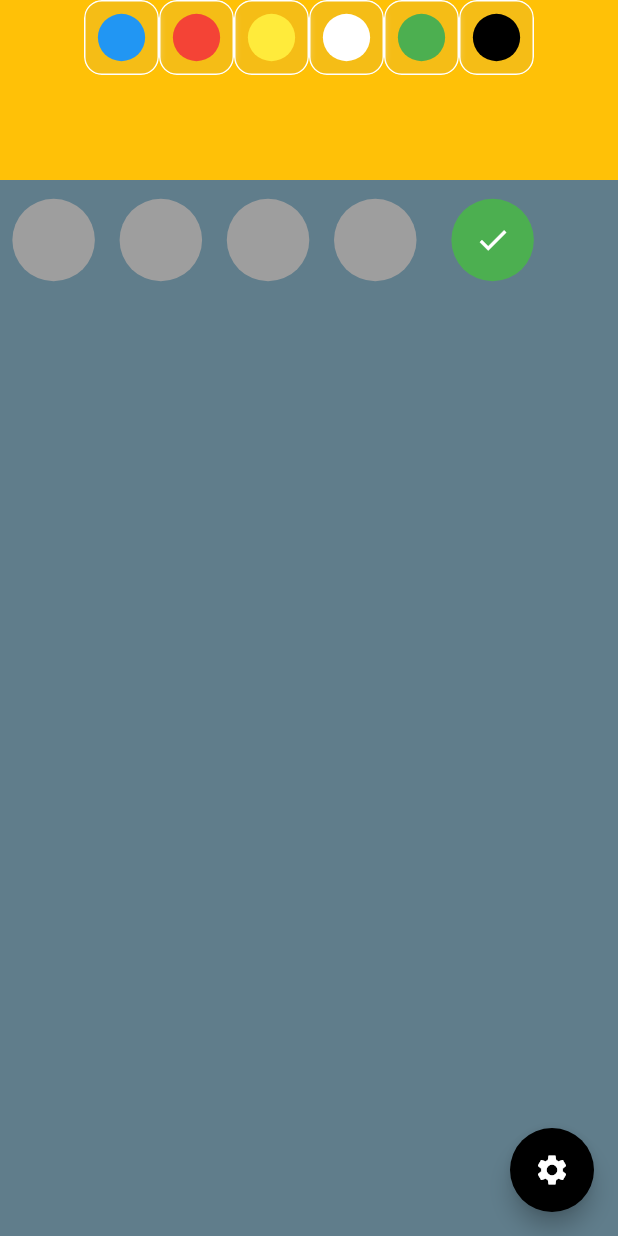
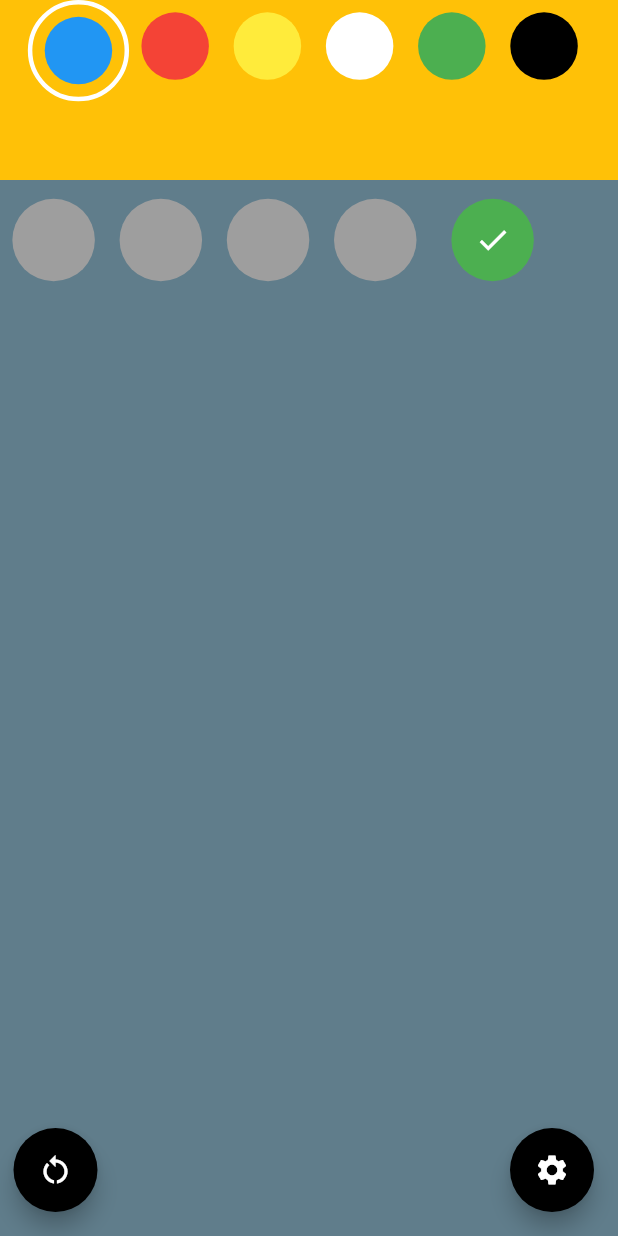
Before and after one commit to azvaska/TIPSIT, a Flutter app: the screen it shows after launch, on a phone screen of 412 x 824 dp. Run offline on Flutter 3.47's test engine with Material 2 defaults, Android fonts, the phone set to English and light mode, and no system bars; our stand-ins replace settings_ui.

Commit message:
settings and combination check done

```diff
--- a/mastermind/mastermind/lib/Controller.dart
+++ b/mastermind/mastermind/lib/Controller.dart
@@ -6,11 +6,10 @@ import 'dart:math';
 class Controller {
   static const int nCombination = 4;
   bool debug = false;
-  bool duplicates;
-  Controller(this.duplicates) {
-    genCombination();
-  }
+  bool duplicates = false;
   List<Color> currenCombination = [];
+
+  Controller(this.duplicates);
   static const List<Color> colors = [
     Colors.blue,
     Colors.red,
@@ -21,25 +20,16 @@ class Controller {
   ];
 
   genCombination() {
-    List<Color> comb = [];
-    List<int> numbers = [];
-
-    var rng = Random();
-    for (var i = 0; i < 4; i++) {
-      int rngs = rng.nextInt(6);
-      if (!duplicates) {
-        numbers.add(rngs);
-        if (numbers.where((e) => e == rngs).length > 1) {
-          i--;
-          numbers.removeLast();
-          continue;
-        }
-      }
-      comb.add(colors[rngs]);
+    if (!duplicates) {
+      List<Color> comb = List.from(colors);
+      comb.shuffle();
+      comb = comb.sublist(0, 4);
+      currenCombination = comb;
+      return;
     }
-    comb.shuffle();
-    //comb = [Colors.black, Colors.black, Colors.black, Colors.yellow];
-    currenCombination = comb;
+    Random rng = Random();
+    currenCombination = List.generate(4, (index) => colors[rng.nextInt(6)]);
+    //currenCombination = [Colors.black, Colors.green, Colors.black, Colors.blue];
   }
 
   checkColors(List<Color> guess) {
@@ -47,29 +37,37 @@ class Controller {
     List<Color> hintsC = [];
     //doppi bianchi
     List<Color> localCombination = List.from(currenCombination);
+    List<Color> localGuess = List.from(guess);
+
     int nRight = 0;
+    // Correct color and position
     for (var i = 0; i < currenCombination.length; i++) {
-      // Correct color and position
       if (guess[i] == currenCombination[i]) {
         nRight++;
-        if (hints[guess[i]] == Colors.green) {
+        if (hints[guess[i]] == null) {
+          hints[guess[i]] = Colors.green;
+        } else {
           hintsC.add(Colors.green);
+        }
+        localCombination.remove(guess[i]);
+        localGuess.remove(guess[i]);
+      }
+    }
+    if (nRight == nCombination) {
+      throw WinException('WIN');
+    }
+    for (var i = 0; i < localGuess.length; i++) {
+      // Correct color wrong position
+      if (localCombination.contains(localGuess[i])) {
+        if (hints[localGuess[i]] == null) {
+          hints[localGuess[i]] = Colors.white;
         } else {
-          hints[guess[i]] = Colors.green;
-        }
-      } // Correct color wrong position
-      else if (localCombination.contains(guess[i])) {
-        if (hints[guess[i]] == Colors.green) {
           hintsC.add(Colors.white);
-        } else {
-          hints[guess[i]] = Colors.white;
         }
       }
       localCombination.remove(guess[i]);
     }
-    if (nRight == nCombination) {
-      throw WinException('WIN');
-    }
+
     List<Color> cols = [];
     hints.values.toList().forEach((item) => cols.add(item));
     cols.addAll(hintsC);
--- a/mastermind/mastermind/lib/Widget/Board.dart
+++ b/mastermind/mastermind/lib/Widget/Board.dart
@@ -15,7 +15,7 @@ class Board extends StatefulWidget {
 }
 
 class _BoardState extends State<Board> {
-  late var controller;
+  late Controller controller;
   int nRows = 1;
   bool done = false;
   bool win = false;
@@ -23,7 +23,7 @@ class _BoardState extends State<Board> {
   bool duplicates = true;
   late List<List<Color>> combinations;
   List<Widget> BoardRowsWidgets = [];
-  Color selectedColor = Colors.black;
+  Color selectedColor = Colors.blue;
   void color_picked(Color C) {
     setState(() {
       selectedColor = C;
@@ -40,6 +40,8 @@ class _BoardState extends State<Board> {
   }
 
   void restart() {
+    controller.genCombination();
+
     setState(() {
       done = false;
       win = false;
@@ -61,7 +63,6 @@ class _BoardState extends State<Board> {
         setState(() {
           done = true;
         });
-        controller.genCombination();
         return [];
       }
       setState(() {
@@ -72,7 +73,6 @@ class _BoardState extends State<Board> {
       return colors;
     } on WinException {
       //WIN
-      controller.genCombination();
       setState(() {
         win = true;
         done = true;
@@ -84,6 +84,7 @@ class _BoardState extends State<Board> {
   @override
   void initState() {
     super.initState();
+
     controller = Controller(duplicates);
     SystemChrome.setPreferredOrientations([
       DeviceOrientation.portraitUp,
@@ -92,7 +93,6 @@ class _BoardState extends State<Board> {
     SystemChrome.setSystemUIOverlayStyle(const SystemUiOverlayStyle(
       statusBarColor: Colors.transparent,
     ));
-
     restart();
   }
 
@@ -100,7 +100,9 @@ class _BoardState extends State<Board> {
   Widget build(BuildContext context) {
     if (done) {
       Future.delayed(
-          Duration.zero, () => WinLost(restart, win).showAlertDialog(context));
+          Duration.zero,
+          () => WinLost(restart, win, controller.currenCombination)
+              .showAlertDialog(context));
     }
     double height = MediaQuery.of(context).viewPadding.top;
     double width = MediaQuery.of(context).size.width;
@@ -128,7 +130,25 @@ class _BoardState extends State<Board> {
                             .toList()))),
           ],
         ),
-      floatingActionButton: FloatingActionButton(
+        floatingActionButton: Stack(
+          children: <Widget>[
+            Padding(
+                padding: const EdgeInsets.only(left: 25),
+                child: Align(
+                  alignment: Alignment.bottomLeft,
+                  child: FloatingActionButton(
+                    onPressed: () {
+                      setState(() {
+                        restart();
+                      });
+                    },
+                    backgroundColor: Colors.black,
+                    child: const Icon(Icons.restart_alt),
+                  ),
+                )),
+            Align(
+              alignment: Alignment.bottomRight,
+              child: FloatingActionButton(
                 onPressed: () {
                   Navigator.of(context)
                       .push(MaterialPageRoute<SettingsData>(
@@ -137,17 +157,24 @@ class _BoardState extends State<Board> {
                       .then((value) => {
                             if (value != null)
                               {
+                                if (duplicates != value.allowDuplicates ||
+                                    nMaxRows != value.nRows)
+                                  {
                                     setState(() {
                                       duplicates = value.allowDuplicates;
+                                      controller = Controller(duplicates);
                                       nMaxRows = value.nRows;
                                       restart();
                                     })
+                                  }
                               }
                           });
                 },
                 backgroundColor: Colors.black,
                 child: const Icon(Icons.settings),
               ),
-    );
+            ),
+          ],
+        ));
   }
 }
--- a/mastermind/mastermind/lib/Widget/Circle.dart
+++ b/mastermind/mastermind/lib/Widget/Circle.dart
@@ -12,11 +12,20 @@ class Circle extends StatelessWidget {
   Widget build(BuildContext context) {
     double width = MediaQuery.of(context).size.width;
     return Padding(
-        padding: EdgeInsets.all(width * 0.02),
-        child: CustomPaint(
-          size: Size(this.x, this.y),
-          painter: CirclePainter(color),
-        ));
+      padding: EdgeInsets.all(width * 0.02),
+      child: Container(
+        width: x,
+        height: y,
+        decoration: ShapeDecoration(
+          shape: const CircleBorder(),
+          color: color,
+        ),
+      ),
+    );
+    // child: CustomPaint(
+    //   size: Size(this.x, this.y),
+    //   painter: CirclePainter(color),
+    // ));
   }
 }
 
--- a/mastermind/mastermind/lib/Widget/Colorpicker.dart
+++ b/mastermind/mastermind/lib/Widget/Colorpicker.dart
@@ -23,28 +23,25 @@ class _ColorPickerState extends State<ColorPicker> {
         alignment: WrapAlignment.center,
         runSpacing: 0.0,
         children: List.generate(
-            Controller.colors.length,
-            (i) => InkWell(
-                  onTap: () => {widget.color_picker(Controller.colors[i])},
-                  child: ClipRRect(
-                    borderRadius: BorderRadius.circular(12),
-                    child: BackdropFilter(
-                      filter: ImageFilter.blur(sigmaX: 2.0, sigmaY: 2.0),
-                      child: Container(
-                        width: 50.0,
-                        height: 50.0,
-                        child: Circle(45, 45, Controller.colors[i]),
-                        decoration: BoxDecoration(
-                          color: Colors.grey.withOpacity(0.1),
-                          borderRadius: BorderRadius.all(Radius.circular(12.0)),
-                          border: Border.all(
-                            color: Colors.white,
-                            width: 1.0,
-                          ),
-                        ),
-                      ),
-                    ),
-                  ),
-                )).toList());
+          Controller.colors.length,
+          (i) => InkWell(
+              onTap: () {
+                setState(() {
+                  selected = Controller.colors[i];
+                  widget.color_picker(Controller.colors[i]);
+                });
+              },
+              child: Padding(
+                padding: EdgeInsets.only(right: 0),
+                child: Container(
+                  decoration: selected == Controller.colors[i]
+                      ? BoxDecoration(
+                          borderRadius: BorderRadius.circular(100),
+                          border: Border.all(width: 3, color: Colors.white))
+                      : null,
+                  child: Circle(45, 45, Controller.colors[i]),
+                ),
+              )),
+        ).toList());
   }
 }
```
Also changed, not shown: mastermind/mastermind/lib/Widget/WinLost.dart (+28 -4 lines). Lines whose indentation alone changed are shown as unchanged.
